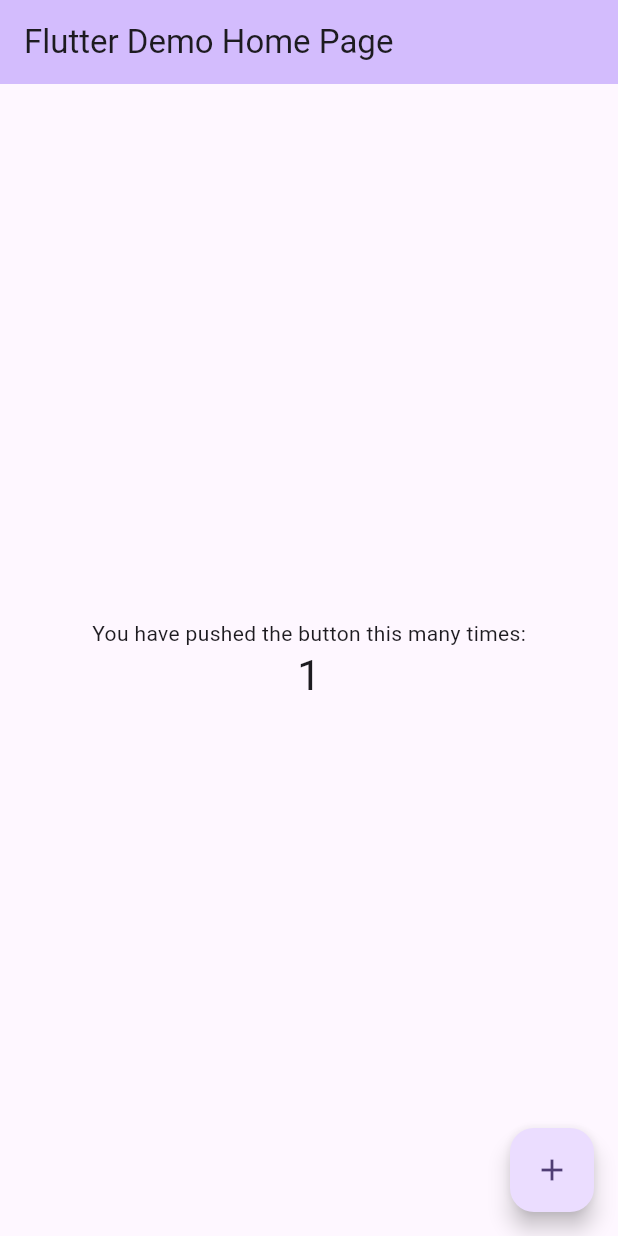
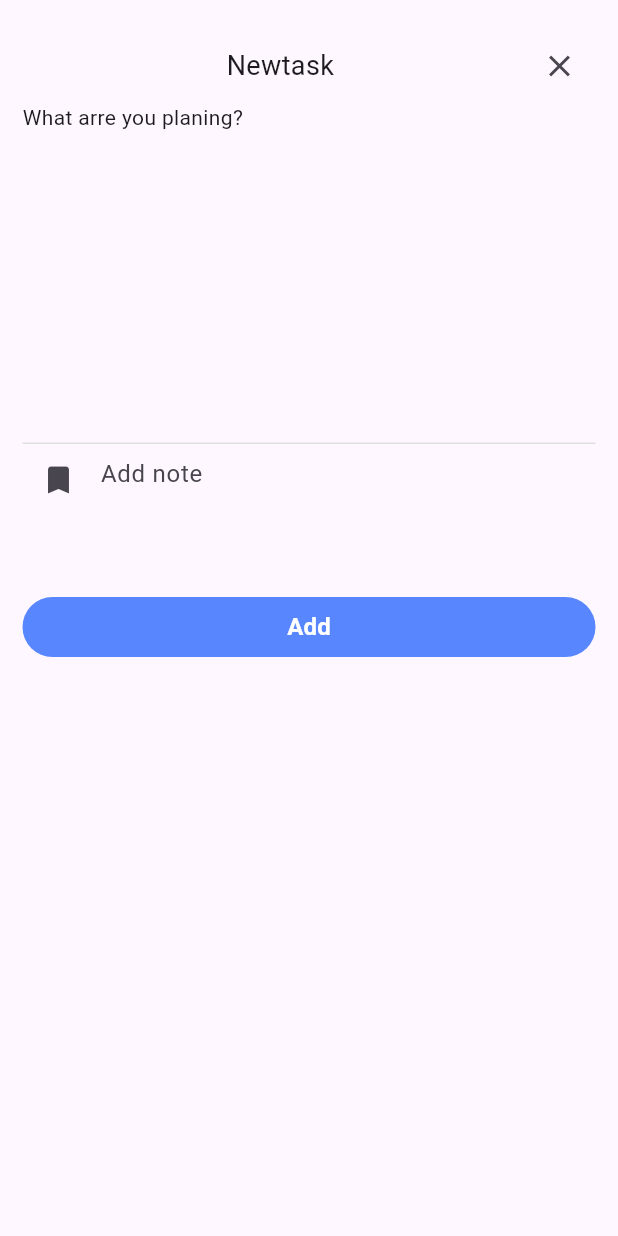
Before and after one commit to shahrambabaei/todo_list-getx-, a Flutter app: the screen it shows after launch, after a tap on the "add" icon, on a phone screen of 412 x 824 dp. Run offline on Flutter 3.47's test engine with Material 3 defaults, Android fonts, the phone set to English and light mode, and no system bars; our stand-ins replace get.

Commit message:
feat: add screen&controller

```diff
--- /dev/null
+++ b/lib/bindings/my_bindings.dart
@@ -0,0 +1,13 @@
+import 'package:get/get.dart';
+import 'package:todo_list/controllers/add_task_screen_controller.dart';
+import 'package:todo_list/controllers/home_screen_controller.dart';
+
+class MyBindings extends Bindings {
+  @override
+  void dependencies() {
+    Get.lazyPut(() {
+      HomeScreenController();
+    });
+    Get.put((AddTaskController()));
+  }
+}
--- /dev/null
+++ b/lib/constant.dart
@@ -0,0 +1,4 @@
+import 'package:flutter/material.dart';
+
+const Color kLightBlueColor = Color(0xff5786FF);
+const kBlackColor = Colors.black87;
--- /dev/null
+++ b/lib/controllers/add_task_screen_controller.dart
@@ -0,0 +1,19 @@
+import 'package:flutter/material.dart';
+import 'package:get/get.dart';
+
+class AddTaskController extends GetxController{
+  TextEditingController? taskController;
+  TextEditingController? noteController;
+
+  @override
+  void onInit() {
+    taskController=TextEditingController();
+    noteController=TextEditingController();
+    super.onInit();
+  }
+
+
+
+
+
+}
--- /dev/null
+++ b/lib/controllers/home_screen_controller.dart
@@ -0,0 +1,15 @@
+import 'package:get/get.dart';
+import 'package:todo_list/models/task_model.dart';
+
+class HomeScreenController extends GetxController {
+  RxList<TaskModel> taskList = <TaskModel>[].obs;
+
+  HomeScreenController() {
+    taskList.add(
+        TaskModel(titleTask: "shahram", subtitleTask: "baba", status: true));
+  }
+
+  addTask(TaskModel taskModel) {
+    taskList.add(taskModel);
+  }
+}
--- a/lib/main.dart
+++ b/lib/main.dart
@@ -1,4 +1,8 @@
 import 'package:flutter/material.dart';
+import 'package:get/get.dart';
+import 'package:todo_list/bindings/my_bindings.dart';
+
+import 'package:todo_list/routes/routes.dart';
 
 void main() {
   runApp(const MyApp());
@@ -10,102 +14,11 @@ class MyApp extends StatelessWidget {
   // This widget is the root of your application.
   @override
   Widget build(BuildContext context) {
-    return MaterialApp(
-      title: 'Flutter Demo',
-      theme: ThemeData(
-
-        colorScheme: ColorScheme.fromSeed(seedColor: Colors.deepPurple),
-        useMaterial3: true,
-      ),
-      home: const MyHomePage(title: 'Flutter Demo Home Page'),
+    return GetMaterialApp(
+      debugShowCheckedModeBanner: false,
+      initialBinding: MyBindings(),
+      getPages: Routes.pages,
+      initialRoute: "/homeScreen",
     );
   }
 }
-
-class MyHomePage extends StatefulWidget {
-  const MyHomePage({super.key, required this.title});
-
-  // This widget is the home page of your application. It is stateful, meaning
-  // that it has a State object (defined below) that contains fields that affect
-  // how it looks.
-
-  // This class is the configuration for the state. It holds the values (in this
-  // case the title) provided by the parent (in this case the App widget) and
-  // used by the build method of the State. Fields in a Widget subclass are
-  // always marked "final".
-
-  final String title;
-
-  @override
-  State<MyHomePage> createState() => _MyHomePageState();
-}
-
-class _MyHomePageState extends State<MyHomePage> {
-  int _counter = 0;
-
-  void _incrementCounter() {
-    setState(() {
-      // This call to setState tells the Flutter framework that something has
-      // changed in this State, which causes it to rerun the build method below
-      // so that the display can reflect the updated values. If we changed
-      // _counter without calling setState(), then the build method would not be
-      // called again, and so nothing would appear to happen.
-      _counter++;
-    });
-  }
-
-  @override
-  Widget build(BuildContext context) {
-    // This method is rerun every time setState is called, for instance as done
-    // by the _incrementCounter method above.
-    //
-    // The Flutter framework has been optimized to make rerunning build methods
-    // fast, so that you can just rebuild anything that needs updating rather
-    // than having to individually change instances of widgets.
-    return Scaffold(
-      appBar: AppBar(
-        // TRY THIS: Try changing the color here to a specific color (to
-        // Colors.amber, perhaps?) and trigger a hot reload to see the AppBar
-        // change color while the other colors stay the same.
-        backgroundColor: Theme.of(context).colorScheme.inversePrimary,
-        // Here we take the value from the MyHomePage object that was created by
-        // the App.build method, and use it to set our appbar title.
-        title: Text(widget.title),
-      ),
-      body: Center(
-        // Center is a layout widget. It takes a single child and positions it
-        // in the middle of the parent.
-        child: Column(
-          // Column is also a layout widget. It takes a list of children and
-          // arranges them vertically. By default, it sizes itself to fit its
-          // children horizontally, and tries to be as tall as its parent.
-          //
-          // Column has various properties to control how it sizes itself and
-          // how it positions its children. Here we use mainAxisAlignment to
-          // center the children vertically; the main axis here is the vertical
-          // axis because Columns are vertical (the cross axis would be
-          // horizontal).
-          //
-          // TRY THIS: Invoke "debug painting" (choose the "Toggle Debug Paint"
-          // action in the IDE, or press "p" in the console), to see the
-          // wireframe for each widget.
-          mainAxisAlignment: MainAxisAlignment.center,
-          children: <Widget>[
-            const Text(
-              'You have pushed the button this many times:',
-            ),
-            Text(
-              '$_counter',
-              style: Theme.of(context).textTheme.headlineMedium,
-            ),
-          ],
-        ),
-      ),
-      floatingActionButton: FloatingActionButton(
-        onPressed: _incrementCounter,
-        tooltip: 'Increment',
-        child: const Icon(Icons.add),
-      ), // This trailing comma makes auto-formatting nicer for build methods.
-    );
-  }
-}
--- /dev/null
+++ b/lib/models/task_model.dart
@@ -0,0 +1,9 @@
+class TaskModel {
+  String? titleTask;
+  String? subtitleTask;
+  bool? status;
+
+  TaskModel(
+      {required this.titleTask, required this.subtitleTask, required this.status});
+
+}
--- /dev/null
+++ b/lib/pages/add_task_screen.dart
@@ -0,0 +1,91 @@
+import 'package:flutter/material.dart';
+import 'package:get/get.dart';
+import 'package:todo_list/constant.dart';
+import 'package:todo_list/controllers/add_task_screen_controller.dart';
+import 'package:todo_list/controllers/home_screen_controller.dart';
+import 'package:todo_list/models/task_model.dart';
+
+class AddTaskScreen extends StatelessWidget {
+  const AddTaskScreen({super.key});
+
+  @override
+  Widget build(BuildContext context) {
+    var controller = Get.put(AddTaskController());
+    return SafeArea(
+      child: Scaffold(
+        body: Padding(
+          padding: const EdgeInsets.symmetric(horizontal: 15, vertical: 20),
+          child: Column(
+            crossAxisAlignment: CrossAxisAlignment.start,
+            children: [
+              Row(
+                children: [
+                  const Expanded(
+                      child: Padding(
+                    padding: EdgeInsets.only(left: 10),
+                    child: Text(
+                      "Newtask",
+                      // controller.IsSelected.value ? "EditTask" : "Newtask",
+                      textAlign: TextAlign.center,
+                      style: TextStyle(fontSize: 18),
+                    ),
+                  )),
+                  IconButton(
+                      onPressed: () {
+                        Get.back();
+                      },
+                      icon: Icon(Icons.close))
+                ],
+              ),
+              const Text("What arre you planing?"),
+              TextFormField(
+                maxLines: 8,
+                controller: controller.taskController,
+                cursorColor: kLightBlueColor,
+                decoration: InputDecoration(
+                    enabledBorder: UnderlineInputBorder(
+                        borderSide: BorderSide(color: Colors.grey.shade300)),
+                    focusedBorder: UnderlineInputBorder(
+                        borderSide: BorderSide(color: Colors.grey.shade300))),
+              ),
+              TextFormField(
+                maxLength: 30,
+                controller: controller.noteController,
+                cursorColor: kLightBlueColor,
+                decoration: const InputDecoration(
+                    prefixIcon: Icon(Icons.bookmark),
+                    hintText: "Add note",
+                    border: InputBorder.none,
+                    counter: SizedBox()),
+              ),
+              const SizedBox(
+                height: 50,
+              ),
+              SizedBox(
+                width: Get.width,
+                child: ElevatedButton(
+                    style: TextButton.styleFrom(
+                        elevation: 0, backgroundColor: kLightBlueColor),
+                    onPressed: () {
+                      Get.find<HomeScreenController>().taskList.add(TaskModel(
+                          titleTask: controller.taskController!.text,
+                          subtitleTask: controller.taskController!.text,
+                          status: false));
+                      Get.back();
+                    },
+                    child: const Text(
+                      "Add",
+                      style: TextStyle(
+                          color: Colors.white,
+                          fontSize: 16,
+                          fontWeight: FontWeight.bold),
+                    )),
+              )
+            ],
+          ),
+        ),
+      ),
+    );
+    ;
+  }
+}
--- /dev/null
+++ b/lib/pages/home_screen.dart
@@ -0,0 +1,132 @@
+import 'package:flutter/material.dart';
+import 'package:todo_list/constant.dart';
+import 'package:get/get.dart';
+import 'package:todo_list/controllers/add_task_screen_controller.dart';
+import 'package:todo_list/controllers/home_screen_controller.dart';
+
+class HomeScreen extends StatelessWidget {
+  const HomeScreen({super.key});
+
+  @override
+  Widget build(BuildContext context) {
+    var controller = Get.put(HomeScreenController());
+    return SafeArea(
+      child: Scaffold(
+        body: Stack(
+          children: [
+            Container(
+              color: kLightBlueColor,
+              child: Padding(
+                padding:
+                    const EdgeInsets.symmetric(horizontal: 25, vertical: 20),
+                child: Column(
+                  mainAxisAlignment: MainAxisAlignment.start,
+                  crossAxisAlignment: CrossAxisAlignment.start,
+                  children: [
+                    Row(
+                      mainAxisAlignment: MainAxisAlignment.spaceBetween,
+                      children: [
+                        IconButton(
+                            onPressed: () {},
+                            icon: const Icon(
+                              Icons.arrow_back_ios,
+                              color: Colors.white,
+                            )),
+                        IconButton(
+                            onPressed: () {},
+                            icon: const Icon(
+                              Icons.menu,
+                              color: Colors.white,
+                            ))
+                      ],
+                    ),
+                    const SizedBox(
+                      height: 25,
+                    ),
+                    const CircleAvatar(
+                      backgroundColor: Colors.white,
+                      radius: 24,
+                      child: Icon(
+                        Icons.bookmark,
+                        color: kLightBlueColor,
+                      ),
+                    ),
+                    const SizedBox(
+                      height: 10,
+                    ),
+                    Text(
+                      "All",
+                      style:
+                          Theme.of(context).textTheme.headlineMedium!.copyWith(
+                                fontWeight: FontWeight.w500,
+                                color: Colors.white,
+                              ),
+                    ),
+                    const SizedBox(
+                      height: 10,
+                    ),
+                    Obx(() {
+                      return Text(
+                        "${controller.taskList.length} Tesks",
+                        style: Theme.of(context).textTheme.bodyLarge!.copyWith(
+                              fontWeight: FontWeight.w500,
+                              color: Colors.white,
+                            ),
+                      );
+                    })
+                  ],
+                ),
+              ),
+            ),
+            Align(
+              alignment: Alignment.bottomCenter,
+              child: Container(
+                height: Get.height * .65,
+                decoration: const BoxDecoration(
+                  color: Colors.white,
+                  borderRadius: BorderRadius.only(
+                    topLeft: Radius.circular(24),
+                    topRight: Radius.circular(24),
+                  ),
+                ),
+                child: Obx(() {
+                  return ListView.separated(
+                      itemBuilder: (context, index) {
+                        return ListTile(
+                          onLongPress: () {
+                            controller.taskList.removeAt(index);
+                          },
+                          onTap: () {},
+                          title: Text(
+                            controller.taskList[index].titleTask.toString(),
+                          ),
+                          subtitle: Text(
+                            controller.taskList[index].titleTask.toString(),
+                          ),
+                          trailing:
+                              Checkbox(value: true, onChanged: (value) {}),
+                        );
+                      },
+                      separatorBuilder: (context, index) {
+                        return const Divider();
+                      },
+                      itemCount: controller.taskList.length);
+                }),
+              ),
+            )
+          ],
+        ),
+        floatingActionButton: FloatingActionButton(
+          backgroundColor: kLightBlueColor,
+          onPressed: () {
+            Get.toNamed("/addTaskScreen");
+          },
+          child: const Icon(
+            Icons.add,
+            color: Colors.white,
+          ),
+        ),
+      ),
+    );
+  }
+}
--- /dev/null
+++ b/lib/routes/routes.dart
@@ -0,0 +1,13 @@
+import 'package:get/get.dart';
+import 'package:todo_list/pages/add_task_screen.dart';
+import 'package:todo_list/pages/home_screen.dart';
+
+class Routes {
+  static List<GetPage> get pages =>
+      [GetPage(name: "/homeScreen", page: () => const HomeScreen()),
+      GetPage(name: "/addTaskScreen", page: () => const AddTaskScreen())
+
+
+
+      ];
+}
--- a/pubspec.yaml
+++ b/pubspec.yaml
@@ -35,6 +35,7 @@ dependencies:
   # The following adds the Cupertino Icons font to your application.
   # Use with the CupertinoIcons class for iOS style icons.
   cupertino_icons: ^1.0.8
+  get: ^4.6.6
 
 dev_dependencies:
   flutter_test:
```
Also changed, not shown: pubspec.lock.
